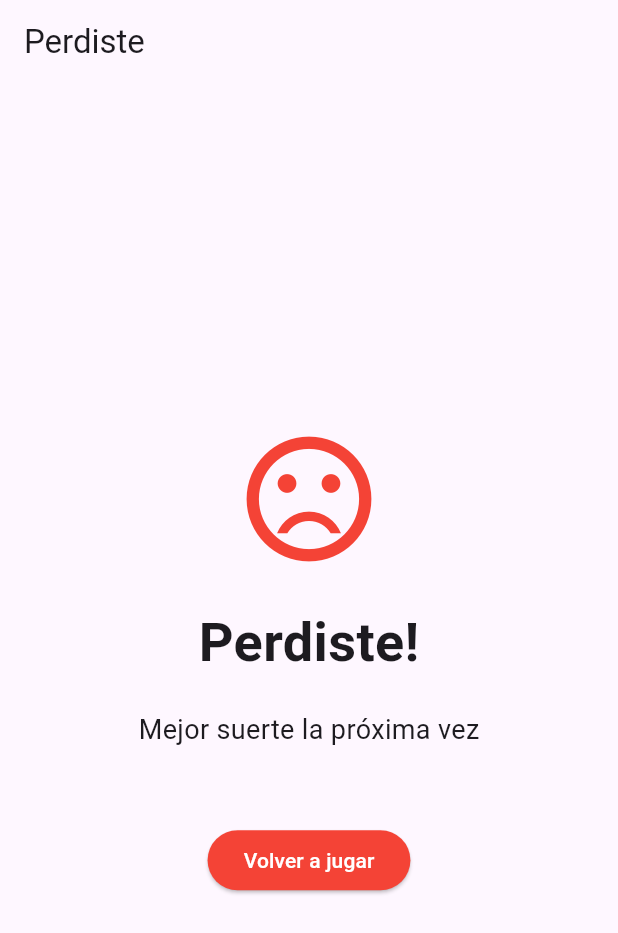
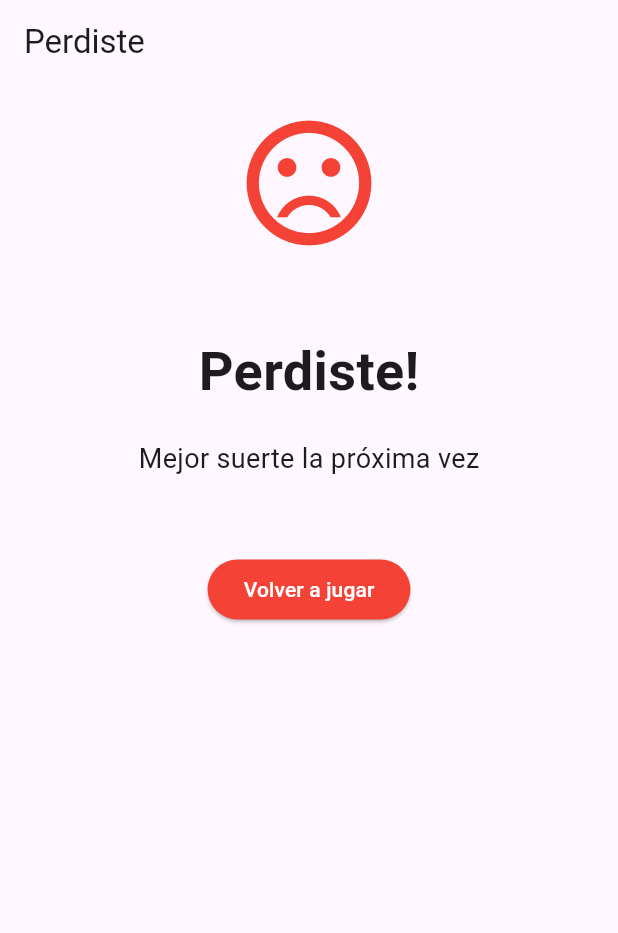
Before and after one commit to jaimepk10/adivina-el-numero, a Flutter app: the LoserScreen screen opened directly, on a phone screen of 412 x 824 dp. Shown: the top 933 px of the screen. Run offline on Flutter 3.47's test engine with Material 3 defaults, Android fonts, the phone set to English and light mode, and no system bars.

Commit message:
Mejorada pantalla de derrota

```diff
--- a/lib/LoserScreen.dart
+++ b/lib/LoserScreen.dart
@@ -13,25 +13,26 @@ class LoserScreen extends StatelessWidget {
           automaticallyImplyLeading: false,
         ),
         body: Center(
+          child: Padding(
+            padding: const EdgeInsets.all(16.0),
             child: Column(
-          mainAxisAlignment: MainAxisAlignment.center,
+              mainAxisAlignment: MainAxisAlignment.start,
               children: <Widget>[
                 Icon(
                   Icons.sentiment_very_dissatisfied,
                   color: Colors.red,
                   size: 100.0,
                 ),
-            SizedBox(height: 20.0),
-            Text(
-              'Perdiste!',
-              style: TextStyle(fontSize: 36, fontWeight: FontWeight.bold),
-            ),
-            SizedBox(height: 20.0),
+                const SizedBox(height: 50.0),
+                Text('Perdiste!',
+                    style:
+                        TextStyle(fontSize: 36, fontWeight: FontWeight.bold)),
+                const SizedBox(height: 20.0),
                 Text(
                   'Mejor suerte la próxima vez',
                   style: TextStyle(fontSize: 18),
                 ),
-            SizedBox(height: 50.0),
+                const SizedBox(height: 50.0),
                 ElevatedButton(
                   style: ElevatedButton.styleFrom(
                     foregroundColor: Colors.white,
@@ -42,10 +43,10 @@ class LoserScreen extends StatelessWidget {
                     Navigator.pop(context);
                   },
                   child: Text('Volver a jugar'),
-            )
+                ),
               ],
             ),
           ),
-    );
+        ));
   }
 }
--- a/lib/WinnerScreen.dart
+++ b/lib/WinnerScreen.dart
@@ -1,7 +1,5 @@
 import 'package:flutter/material.dart';
 import 'package:provider/provider.dart';
-
-import 'GameScreen.dart';
 import 'GameState.dart';
 
 class WinnerScreen extends StatelessWidget {
```
Lines whose indentation alone changed are shown as unchanged.
